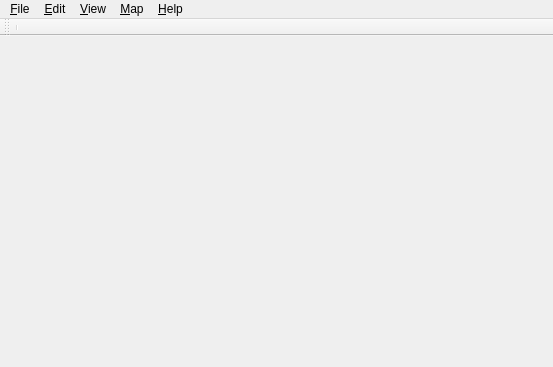
The window that src/tiled/mainwindow.ui (mapeditor/tiled) describes before a commit, drawn with Qt 5.
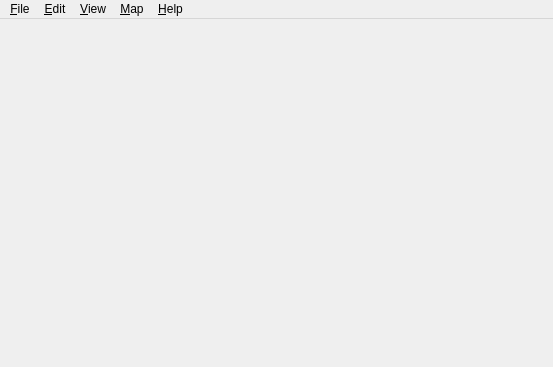
The same window after the commit. Icons and pictures are not drawn.

Commit message:
Re-introduced the main tool bar in the nested main windows
Also:
* Fixed the shortcuts for flipping and rotating the current brush.
* Fixed activation of map editing tools

What changed in the file:
```diff
--- a/src/tiled/mainwindow.ui
+++ b/src/tiled/mainwindow.ui
@@ -143,18 +143,6 @@
    <addaction name="menuMap"/>
    <addaction name="menuHelp"/>
   </widget>
-  <widget class="QToolBar" name="mainToolBar">
-   <property name="windowTitle">
-    <string>Main Toolbar</string>
-   </property>
-   <attribute name="toolBarArea">
-    <enum>TopToolBarArea</enum>
-   </attribute>
-   <attribute name="toolBarBreak">
-    <bool>false</bool>
-   </attribute>
-   <addaction name="separator"/>
-  </widget>
   <action name="actionOpen">
    <property name="icon">
     <iconset resource="tiled.qrc">
```
The commit also changes 9 other files.
